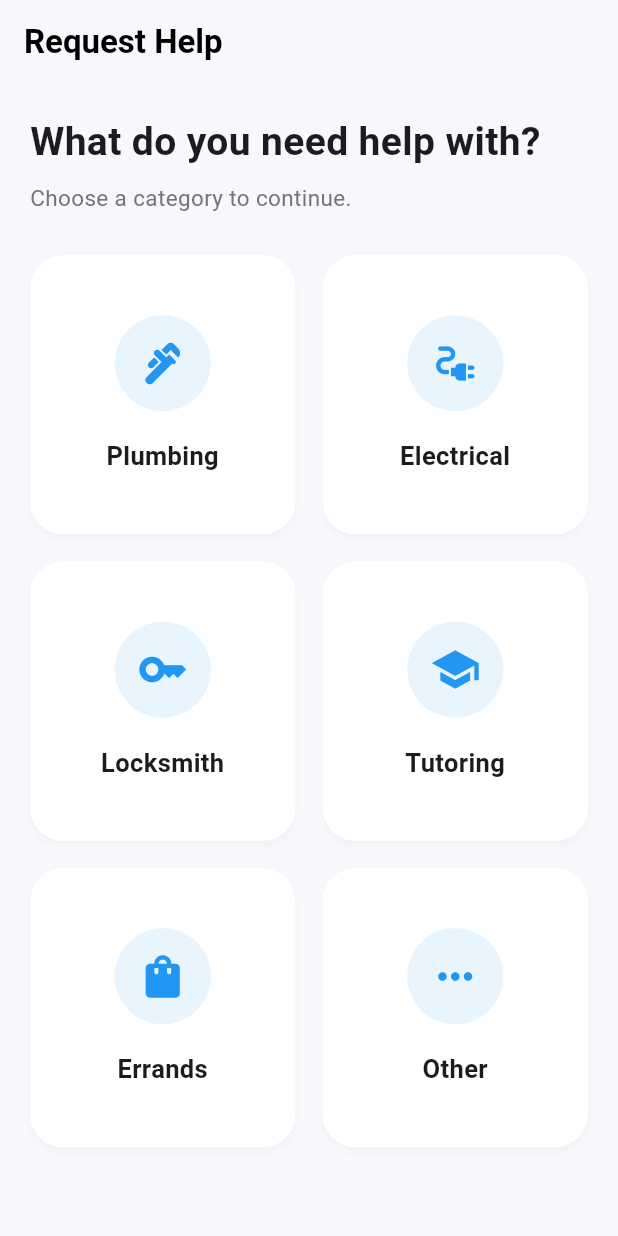
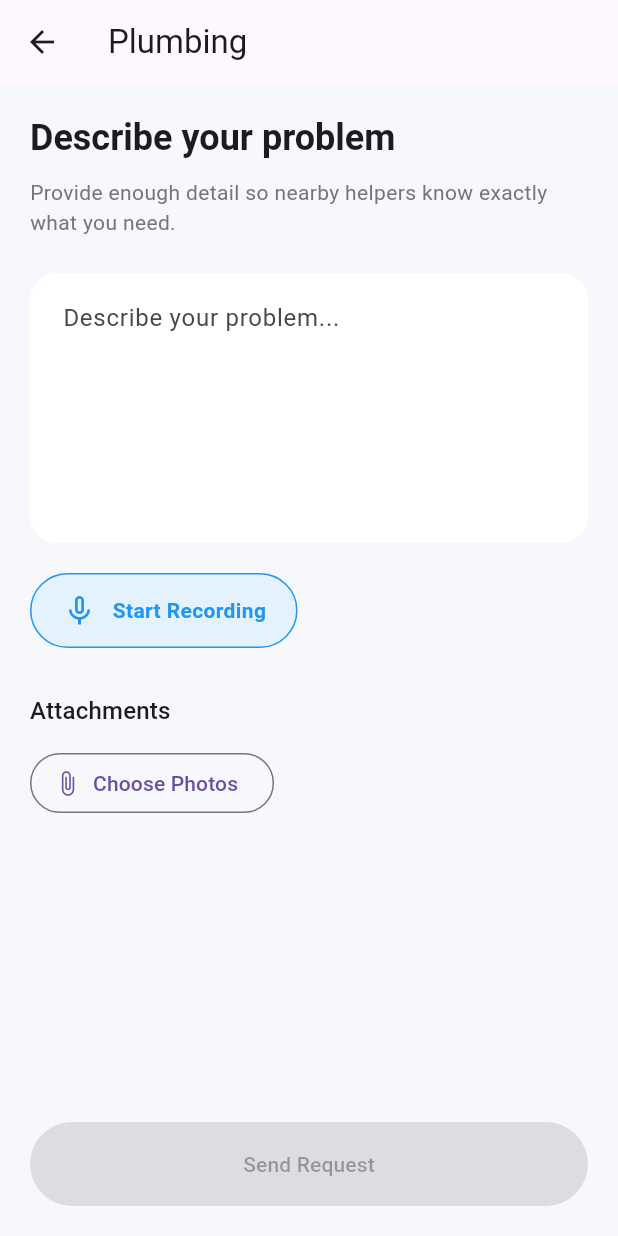
Before and after one commit to MANishS00/flutter_assignment, a Flutter app: the screen it shows after launch, after a tap on "Plumbing", on a phone screen of 412 x 824 dp. Run offline on Flutter 3.47's test engine with Material 3 defaults, Android fonts, the phone set to English and light mode, and no system bars; our stand-ins replace image_picker.

Commit message:
add the screen of description

```diff
--- a/lib/features/Screen_1/CategoryScreen.dart
+++ b/lib/features/Screen_1/CategoryScreen.dart
@@ -1,5 +1,6 @@
 import 'package:bartr_app/features/Screen_1/CategoryModel.dart';
 import 'package:bartr_app/features/Screen_1/widgets/CategoryCard.dart';
+import 'package:bartr_app/features/Screen_2/describe_screen.dart';
 import 'package:flutter/material.dart';
 
 class CategoryScreen extends StatelessWidget {
@@ -56,7 +57,12 @@ class CategoryScreen extends StatelessWidget {
                     return CategoryCard(
                       category: category,
                       onTap: () {
-
+                        Navigator.push(
+                          context,
+                          MaterialPageRoute(
+                            builder: (_) => DescribeScreen(category: category),
+                          ),
+                        );
                       },
                     );
                   },
--- /dev/null
+++ b/lib/features/Screen_2/describe_screen.dart
@@ -0,0 +1,239 @@
+import 'dart:io';
+
+import 'package:bartr_app/features/Screen_1/CategoryModel.dart';
+import 'package:flutter/material.dart';
+import 'package:image_picker/image_picker.dart';
+
+class DescribeScreen extends StatefulWidget {
+  final CategoryModel category;
+
+  const DescribeScreen({super.key, required this.category});
+
+  @override
+  State<DescribeScreen> createState() => _DescribeScreenState();
+}
+
+class _DescribeScreenState extends State<DescribeScreen> {
+  final TextEditingController _descriptionController = TextEditingController();
+  List<XFile> selectedImages = [];
+  bool isRecording = false;
+  final ImagePicker picker = ImagePicker();
+  File? image;
+
+  Future<void> pickImages() async {
+    final images = await picker.pickMultiImage(imageQuality: 80);
+
+    if (images.isNotEmpty) {
+      setState(() {
+        selectedImages = images;
+      });
+    }
+  }
+
+  Future<void> startRecording() async {
+    if (isRecording) return;
+
+    setState(() {
+      isRecording = true;
+    });
+
+    await Future.delayed(const Duration(seconds: 2));
+
+    _descriptionController.text = "I need help fixing a leaking tap.";
+
+    setState(() {
+      isRecording = false;
+    });
+  }
+
+  bool get canContinue => _descriptionController.text.trim().isNotEmpty;
+
+  @override
+  void initState() {
+    super.initState();
+
+    _descriptionController.addListener(() {
+      setState(() {});
+    });
+  }
+
+  @override
+  void dispose() {
+    _descriptionController.dispose();
+    super.dispose();
+  }
+
+  @override
+  Widget build(BuildContext context) {
+    return Scaffold(
+      backgroundColor: const Color(0xffF7F8FC),
+
+      appBar: AppBar(title: Text(widget.category.title)),
+
+      body: Padding(
+        padding: const EdgeInsets.all(20),
+        child: Column(
+          crossAxisAlignment: CrossAxisAlignment.start,
+          children: [
+            Text(
+              "Describe your problem",
+              style: Theme.of(
+                context,
+              ).textTheme.headlineSmall?.copyWith(fontWeight: FontWeight.bold),
+            ),
+
+            const SizedBox(height: 10),
+
+            Text(
+              "Provide enough detail so nearby helpers know exactly what you need.",
+              style: TextStyle(color: Colors.grey.shade600),
+            ),
+
+            const SizedBox(height: 24),
+
+            TextField(
+              controller: _descriptionController,
+              maxLines: 6,
+              onChanged: (_) {
+                setState(() {});
+              },
+              decoration: InputDecoration(
+                hintText: "Describe your problem...",
+                filled: true,
+                fillColor: Colors.white,
+
+                contentPadding: const EdgeInsets.all(18),
+
+                border: OutlineInputBorder(
+                  borderRadius: BorderRadius.circular(18),
+                  borderSide: BorderSide.none,
+                ),
+              ),
+            ),
+
+            const SizedBox(height: 20),
+
+            GestureDetector(
+              onTap: startRecording,
+              child: AnimatedContainer(
+                duration: const Duration(milliseconds: 300),
+
+                padding: const EdgeInsets.symmetric(
+                  horizontal: 20,
+                  vertical: 12,
+                ),
+
+                decoration: BoxDecoration(
+                  color: isRecording ? Colors.red.shade50 : Colors.blue.shade50,
+
+                  borderRadius: BorderRadius.circular(50),
+
+                  border: Border.all(
+                    color: isRecording ? Colors.red : Colors.blue,
+                  ),
+                ),
+
+                child: Row(
+                  mainAxisSize: MainAxisSize.min,
+                  children: [
+                    AnimatedScale(
+                      scale: isRecording ? 1.2 : 1,
+                      duration: const Duration(milliseconds: 500),
+                      child: Icon(
+                        isRecording ? Icons.mic : Icons.mic_none,
+                        color: isRecording ? Colors.red : Colors.blue,
+                      ),
+                    ),
+
+                    const SizedBox(width: 10),
+
+                    Text(
+                      isRecording ? "Recording..." : "Start Recording",
+                      style: TextStyle(
+                        fontWeight: FontWeight.w600,
+                        color: isRecording ? Colors.red : Colors.blue,
+                      ),
+                    ),
+                  ],
+                ),
+              ),
+            ),
+
+            const SizedBox(height: 30),
+
+            Align(
+              alignment: Alignment.centerLeft,
+              child: Text(
+                "Attachments",
+                style: Theme.of(context).textTheme.titleMedium,
+              ),
+            ),
+
+            const SizedBox(height: 12),
+
+            OutlinedButton.icon(
+              onPressed: pickImages,
+              icon: const Icon(Icons.attach_file),
+              label: const Text("Choose Photos"),
+            ),
+            if (selectedImages.isNotEmpty) ...[
+              const SizedBox(height: 16),
+
+              const Text(
+                "Selected Files",
+                style: TextStyle(fontWeight: FontWeight.bold),
+              ),
+
+              const SizedBox(height: 10),
+
+              ...selectedImages
+                  .take(3)
+                  .map(
+                    (file) => Padding(
+                      padding: const EdgeInsets.only(bottom: 6),
+                      child: Row(
+                        children: [
+                          const Icon(Icons.image, size: 18),
+
+                          const SizedBox(width: 8),
+
+                          Expanded(
+                            child: Text(
+                              file.name,
+                              overflow: TextOverflow.ellipsis,
+                            ),
+                          ),
+                        ],
+                      ),
+                    ),
+                  ),
+
+              if (selectedImages.length > 3)
+                Padding(
+                  padding: const EdgeInsets.only(left: 26),
+                  child: Text(
+                    "+${selectedImages.length - 3} more",
+                    style: const TextStyle(color: Colors.grey),
+                  ),
+                ),
+            ],
+
+            const SizedBox(height: 20),
+          ],
+        ),
+      ),
+      bottomNavigationBar: SafeArea(
+        minimum: const EdgeInsets.all(20),
+        child: SizedBox(
+          height: 56,
+          child: ElevatedButton(
+            onPressed: _descriptionController.text.trim().isEmpty
+                ? null
+                : () {},
+            child: const Text("Send Request"),
+          ),
+        ),
+      ),
+    );
+  }
+}
--- a/pubspec.yaml
+++ b/pubspec.yaml
@@ -35,6 +35,7 @@ dependencies:
   # Use with the CupertinoIcons class for iOS style icons.
   cupertino_icons: ^1.0.8
   provider: ^6.1.5+1
+  image_picker: ^1.2.3
 
 dev_dependencies:
   flutter_test:
```
Also changed, not shown: pubspec.lock, 5 other files.
